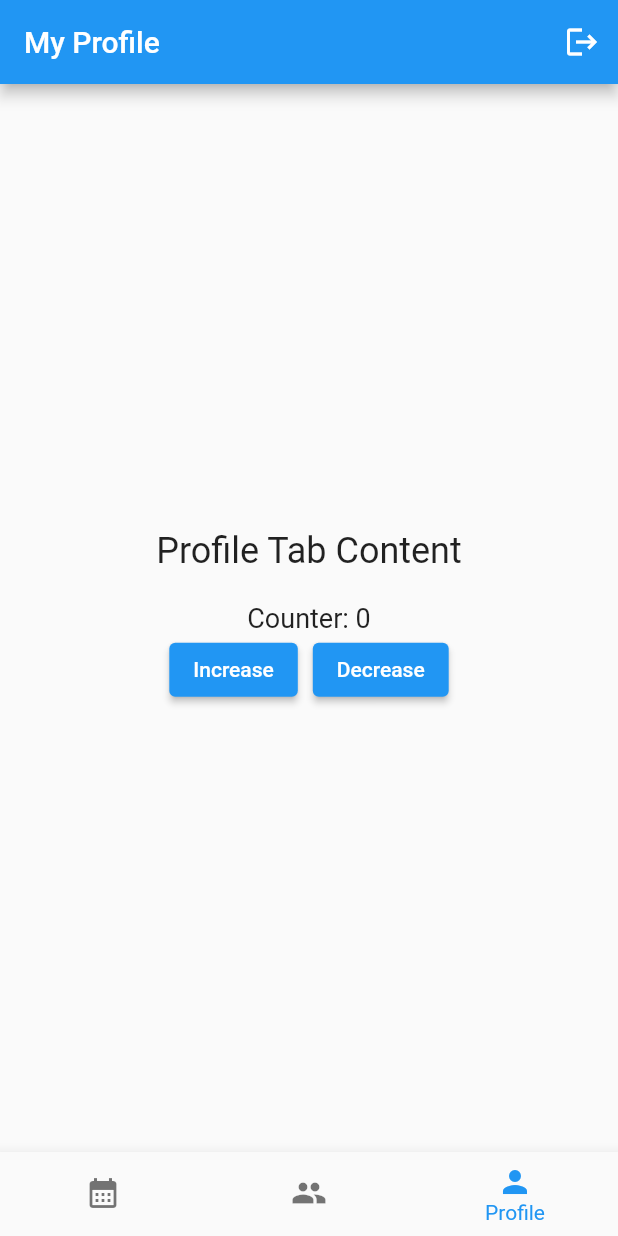
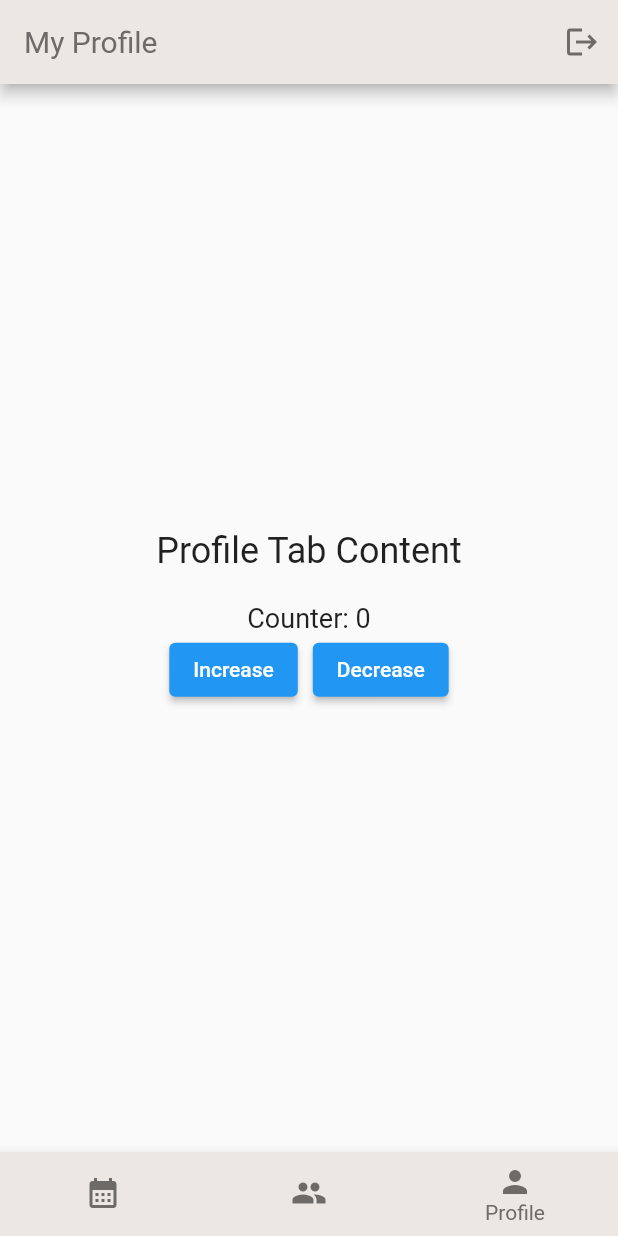
Before and after one commit to matt0125/Scheduler, a Flutter app: the TabsPage screen opened directly, item 3 of the bottom bar chosen, on a phone screen of 412 x 824 dp. Run offline on Flutter 3.47's test engine with Material 2 defaults, Android fonts, the phone set to English and light mode, and no system bars; our stand-ins replace shared_preferences, table_calendar; accounts and stored records are empty; network calls fail.

Commit message:
Slight color changing
Tab and app bar color changes

```diff
--- a/sched/lib/Pages/profile.dart
+++ b/sched/lib/Pages/profile.dart
@@ -37,6 +37,7 @@ class _ProfileTabState extends State<ProfileTab>
         actions: <Widget>[
           IconButton(
             icon: const Icon(Icons.logout), // Exit icon for logout
+            color: Color(0xFF6d6a68),
             onPressed: () {
               DataService.clearEmpId();
               Navigator.pushReplacementNamed(
--- a/sched/lib/tabs.dart
+++ b/sched/lib/tabs.dart
@@ -41,6 +41,13 @@ class _TabsPageState extends State<TabsPage> {
         currentIndex: _currentIndex,
         showSelectedLabels: true, // Hide labels for selected items
         showUnselectedLabels: false, // Hide labels for unselected items
+
+        backgroundColor: Color(0xFFEDE7E3),
+        selectedItemColor: Color(0xFF6d6a68),
+        unselectedItemColor: Color(0xFF6d6a68),
+        // Color(0xFFEDE7E3)
+
+
         onTap: _onTabTapped,
         items: [
           BottomNavigationBarItem(
```
Also changed, not shown: sched/lib/main.dart (+8 -0 lines).
